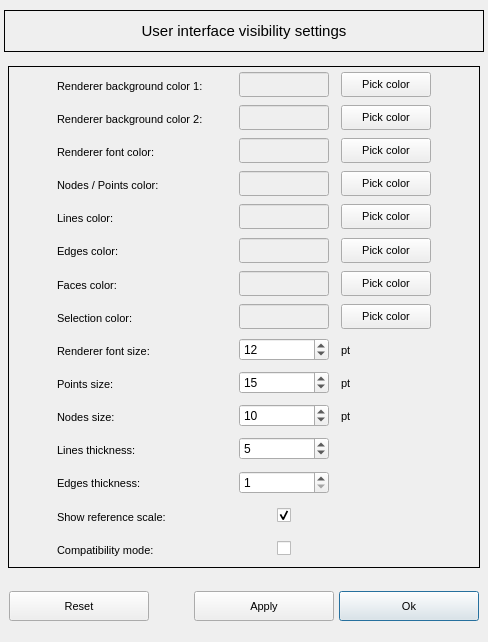
Before: the Qt Designer form vibra/interface/data/ui_files/project/render/renderer_user_preferences.ui in MOPT-UFSC/VIBRA, drawn with Qt 5.
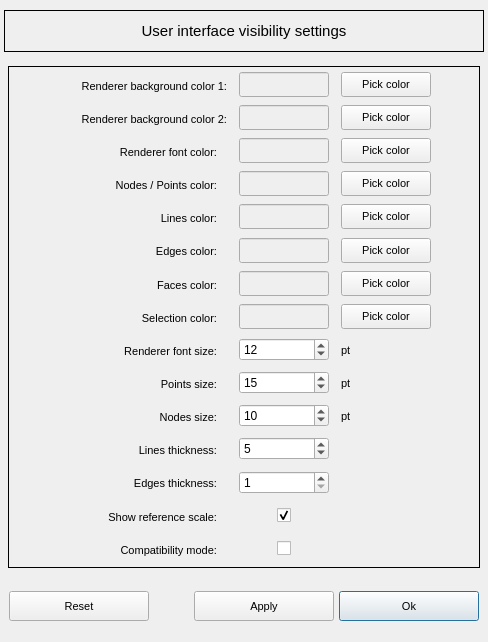
After: the same form once the commit is applied.

```diff
--- a/vibra/interface/data/ui_files/project/render/renderer_user_preferences.ui
+++ b/vibra/interface/data/ui_files/project/render/renderer_user_preferences.ui
@@ -387,6 +387,9 @@
            <property name="text">
             <string>Renderer font color:</string>
            </property>
+           <property name="alignment">
+            <set>Qt::AlignRight|Qt::AlignTrailing|Qt::AlignVCenter</set>
+           </property>
           </widget>
          </item>
          <item row="8" column="1">
@@ -414,6 +417,9 @@
            <property name="text">
             <string>Faces color:</string>
            </property>
+           <property name="alignment">
+            <set>Qt::AlignRight|Qt::AlignTrailing|Qt::AlignVCenter</set>
+           </property>
           </widget>
          </item>
          <item row="1" column="1">
@@ -441,6 +447,9 @@
            <property name="text">
             <string>Renderer background color 1:</string>
            </property>
+           <property name="alignment">
+            <set>Qt::AlignRight|Qt::AlignTrailing|Qt::AlignVCenter</set>
+           </property>
           </widget>
          </item>
          <item row="4" column="2">
@@ -554,6 +563,9 @@
            <property name="text">
             <string>Nodes / Points color:</string>
            </property>
+           <property name="alignment">
+            <set>Qt::AlignRight|Qt::AlignTrailing|Qt::AlignVCenter</set>
+           </property>
           </widget>
          </item>
          <item row="2" column="2">
@@ -609,6 +621,9 @@
            <property name="text">
             <string>Renderer background color 2:</string>
            </property>
+           <property name="alignment">
+            <set>Qt::AlignRight|Qt::AlignTrailing|Qt::AlignVCenter</set>
+           </property>
            <property name="wordWrap">
             <bool>false</bool>
            </property>
@@ -732,6 +747,9 @@
            <property name="text">
             <string>Lines color:</string>
            </property>
+           <property name="alignment">
+            <set>Qt::AlignRight|Qt::AlignTrailing|Qt::AlignVCenter</set>
+           </property>
           </widget>
          </item>
          <item row="10" column="1">
@@ -759,6 +777,9 @@
            <property name="text">
             <string>Renderer font size:</string>
            </property>
+           <property name="alignment">
+            <set>Qt::AlignRight|Qt::AlignTrailing|Qt::AlignVCenter</set>
+           </property>
           </widget>
          </item>
          <item row="14" column="1">
@@ -786,6 +807,9 @@
            <property name="text">
             <string>Lines thickness:</string>
            </property>
+           <property name="alignment">
+            <set>Qt::AlignRight|Qt::AlignTrailing|Qt::AlignVCenter</set>
+           </property>
           </widget>
          </item>
          <item row="5" column="3">
@@ -922,6 +946,9 @@
            <property name="text">
             <string>Nodes size:</string>
            </property>
+           <property name="alignment">
+            <set>Qt::AlignRight|Qt::AlignTrailing|Qt::AlignVCenter</set>
+           </property>
           </widget>
          </item>
          <item row="15" column="2">
@@ -965,6 +992,9 @@
            <property name="text">
             <string>Edges thickness:</string>
            </property>
+           <property name="alignment">
+            <set>Qt::AlignRight|Qt::AlignTrailing|Qt::AlignVCenter</set>
+           </property>
           </widget>
          </item>
          <item row="6" column="3">
@@ -1094,6 +1124,9 @@
            <property name="text">
             <string>Selection color:</string>
            </property>
+           <property name="alignment">
+            <set>Qt::AlignRight|Qt::AlignTrailing|Qt::AlignVCenter</set>
+           </property>
           </widget>
          </item>
          <item row="10" column="2">
@@ -1242,6 +1275,9 @@
            <property name="text">
             <string>Edges color:</string>
            </property>
+           <property name="alignment">
+            <set>Qt::AlignRight|Qt::AlignTrailing|Qt::AlignVCenter</set>
+           </property>
           </widget>
          </item>
          <item row="13" column="3">
@@ -1294,6 +1330,9 @@
            <property name="text">
             <string>Points size:</string>
            </property>
+           <property name="alignment">
+            <set>Qt::AlignRight|Qt::AlignTrailing|Qt::AlignVCenter</set>
+           </property>
           </widget>
          </item>
          <item row="16" column="2" alignment="Qt::AlignHCenter">
@@ -1350,6 +1389,9 @@
            <property name="text">
             <string>Show reference scale:</string>
            </property>
+           <property name="alignment">
+            <set>Qt::AlignRight|Qt::AlignTrailing|Qt::AlignVCenter</set>
+           </property>
           </widget>
          </item>
          <item row="17" column="1">
@@ -1380,6 +1422,9 @@
            <property name="text">
             <string>Compatibility mode:</string>
            </property>
+           <property name="alignment">
+            <set>Qt::AlignRight|Qt::AlignTrailing|Qt::AlignVCenter</set>
+           </property>
           </widget>
          </item>
         </layout>
```
